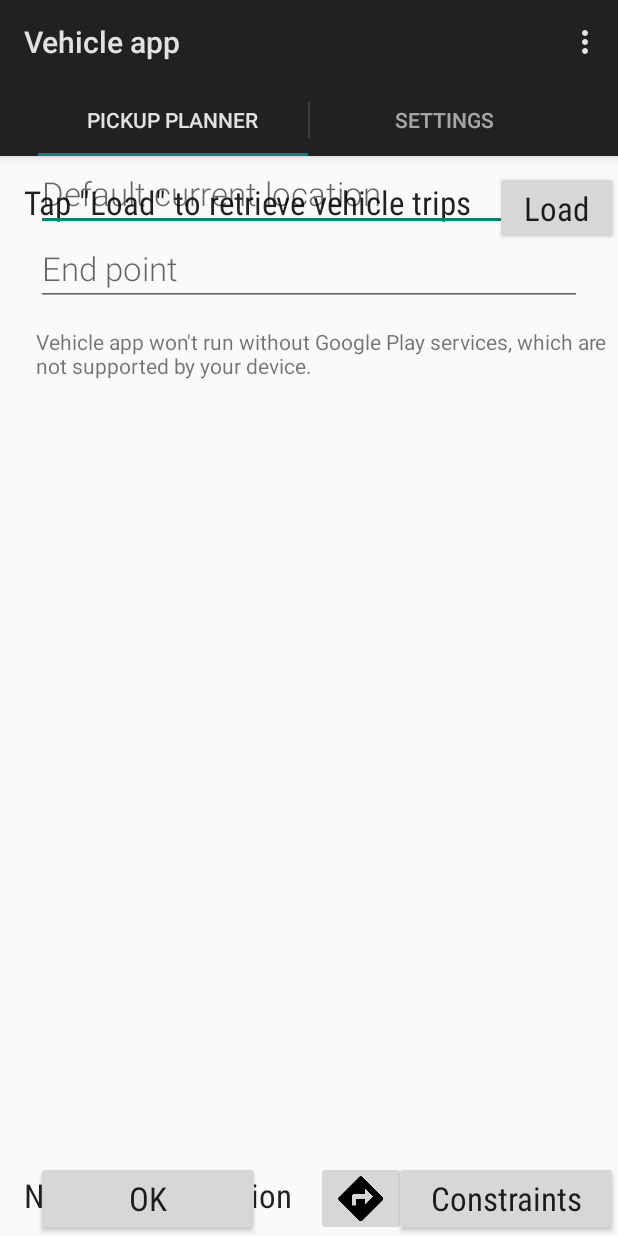
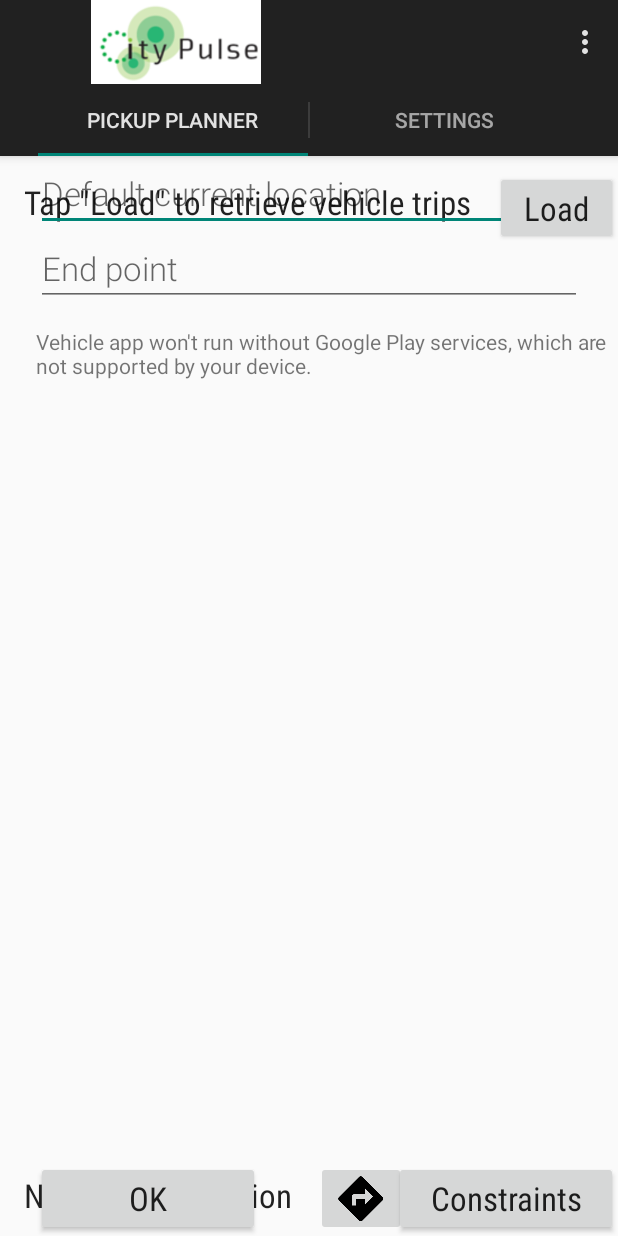
Before and after one commit to ochienggot/pickup-planner, an Android app: the screen it shows after launch (MainActivity), on a phone screen of 412 x 824 dp. Run offline under Robolectric (Android 15) with nearby library versions, the phone set to English and light mode, and no system bars; 1 statement that could not run was skipped.

Commit message:
Layout fixes and final tweaks on client and vehicle app

```diff
--- a/clientapp/app/src/main/AndroidManifest.xml
+++ b/clientapp/app/src/main/AndroidManifest.xml
@@ -24,6 +24,7 @@
         android:label="@string/app_name"
         android:supportsRtl="true"
         android:theme="@style/AppTheme">
+
         <activity
             android:name=".LoginActivity"
             android:label="@string/app_name">
@@ -33,17 +34,17 @@
                 <category android:name="android.intent.category.LAUNCHER" />
             </intent-filter>
         </activity>
+
         <activity
             android:theme="@style/AppTheme"
             android:name=".MainActivity"
             android:label="@string/app_name"/>
-
-
         <!--
             meta-data
             android:name="com.google.android.geo.API_KEY"
             android:value="AIzaSyBskeUWMxUEPiGgJ4PsoYMTU1rSsD17d30" /
         -->
+
         <activity
             android:name=".TravelActivity"
             android:label="@string/title_activity_travel"
--- a/clientapp/app/src/main/res/values/strings.xml
+++ b/clientapp/app/src/main/res/values/strings.xml
@@ -16,6 +16,7 @@
     </string>
 
     <!-- Activity labels -->
+    <string name="title_main_activity">Pickup Planner</string>
     <string name="title_activity_settings">Settings</string>
     <string name="title_activity_travel">Pickup Service</string>
     <string name="title_activity_events">Events</string>
--- a/vehicle_app/app/src/main/java/com/nicholasgot/citypulse/androidapp/MainActivity.java
+++ b/vehicle_app/app/src/main/java/com/nicholasgot/citypulse/androidapp/MainActivity.java
@@ -38,6 +38,12 @@ public class MainActivity extends FragmentActivity implements
 		super.onCreate(savedInstanceState);
 
 		setContentView(R.layout.activity_main);
+
+        if (getActionBar() != null) {
+            getActionBar().setDisplayShowHomeEnabled(true);
+            getActionBar().setIcon(R.drawable.project_icon);
+            getActionBar().setDisplayShowTitleEnabled(false);
+        }
 
 		// Initialization
 		viewPager = (ViewPager) findViewById(R.id.pager);
```
Also changed, not shown: clientapp/app/src/main/java/com/nicholasgot/clientapp/MainActivity.java (+10 -4 lines), clientapp/app/src/main/java/com/nicholasgot/clientapp/utils/DatabaseConnection.java (+12 -3 lines), clientapp/app/src/main/res/layout-sw600dp/activity_main.xml (+8 -3 lines), vehicle_app/app/src/main/java/com/nicholasgot/citypulse/androidapp/TravelPlannerActivity.java (+4 -11 lines), 61 other files.
